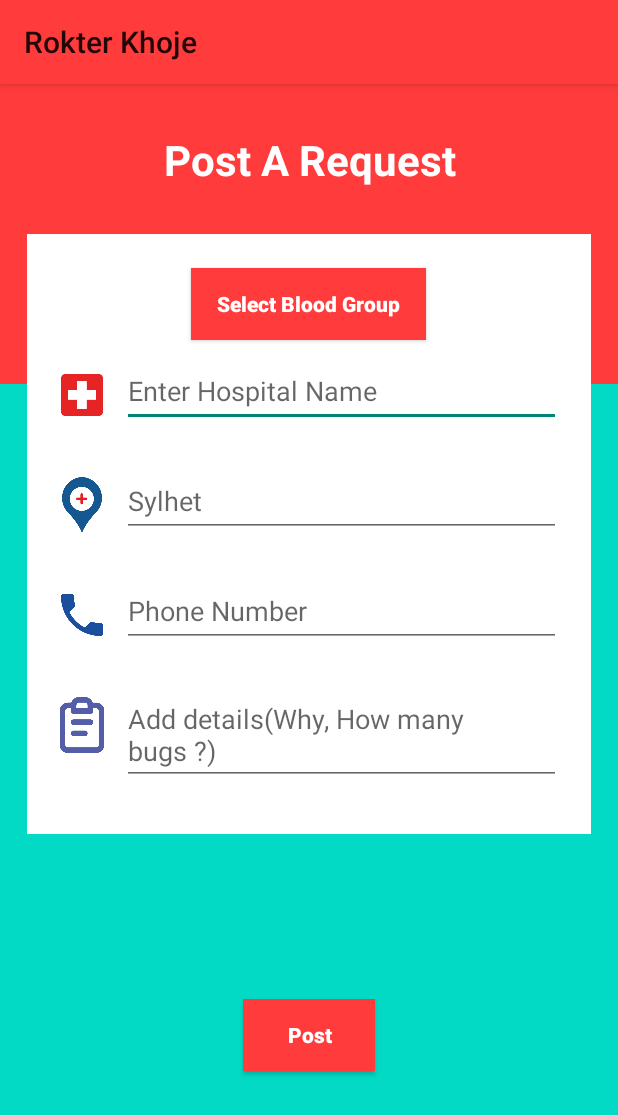
After one commit to Sb-Rahman/blood-donation-app, an Android app: the PostRequest screen opened directly, with no data from a screen before it, on a phone screen of 412 x 824 dp. The commit adds this screen. Shown: the top 1115 px of the screen. Run offline under Robolectric (Android 15) with nearby library versions, the phone set to English and light mode, and no system bars.

Commit message:
custom blood donation apps

```diff
--- /dev/null
+++ b/app/src/main/java/com/rokterkhoje/arman/PostRequest.java
@@ -0,0 +1,14 @@
+package com.rokterkhoje.arman;
+
+import androidx.appcompat.app.AppCompatActivity;
+
+import android.os.Bundle;
+
+public class PostRequest extends AppCompatActivity {
+
+    @Override
+    protected void onCreate(Bundle savedInstanceState) {
+        super.onCreate(savedInstanceState);
+        setContentView(R.layout.activity_post_request);
+    }
+}
--- /dev/null
+++ b/app/src/main/res/layout/activity_post_request.xml
@@ -0,0 +1,159 @@
+<?xml version="1.0" encoding="utf-8"?>
+<androidx.constraintlayout.widget.ConstraintLayout xmlns:android="http://schemas.android.com/apk/res/android"
+    xmlns:app="http://schemas.android.com/apk/res-auto"
+    xmlns:tools="http://schemas.android.com/tools"
+    android:layout_width="match_parent"
+    android:layout_height="match_parent"
+    android:background="@color/teal_200"
+    tools:context=".PostRequest">
+
+    <LinearLayout
+        android:id="@+id/linearLayout2"
+        android:layout_width="match_parent"
+        android:layout_height="200dp"
+        android:background="@color/theme_color"
+        android:orientation="horizontal"
+        app:layout_constraintEnd_toEndOf="parent"
+        app:layout_constraintStart_toStartOf="parent"
+        app:layout_constraintTop_toTopOf="parent">
+
+    </LinearLayout>
+
+    <TextView
+        android:layout_width="match_parent"
+        android:layout_height="wrap_content"
+        android:layout_gravity="center"
+        android:text="Post A Request"
+        android:textAlignment="center"
+        android:textColor="@color/white"
+        android:textSize="28dp"
+        android:textStyle="bold"
+        app:layout_constraintBottom_toTopOf="@+id/linearLayout3"
+        app:layout_constraintEnd_toEndOf="parent"
+        app:layout_constraintStart_toStartOf="parent"
+        app:layout_constraintTop_toTopOf="parent" />
+
+    <LinearLayout
+        android:id="@+id/linearLayout3"
+        android:layout_width="match_parent"
+        android:layout_height="400dp"
+        android:layout_margin="18dp"
+        android:background="@color/white"
+        android:gravity="center"
+        android:orientation="vertical"
+        app:layout_constraintBottom_toBottomOf="parent"
+        app:layout_constraintEnd_toEndOf="parent"
+        app:layout_constraintStart_toStartOf="parent"
+        app:layout_constraintTop_toTopOf="@+id/linearLayout2"
+        app:layout_constraintVertical_bias="0.247">
+
+        <Button
+            android:layout_width="wrap_content"
+            android:layout_height="wrap_content"
+            android:background="@color/theme_color"
+            android:paddingLeft="17dp"
+            android:paddingRight="17dp"
+            android:textAllCaps="false"
+            android:text="Select Blood Group"
+            android:textColor="@color/white"
+            android:textStyle="bold" />
+
+        <LinearLayout
+            android:layout_width="match_parent"
+            android:layout_height="wrap_content"
+            android:layout_margin="10dp"
+            android:orientation="horizontal">
+
+            <ImageView
+                android:layout_width="37dp"
+                android:layout_height="37dp"
+                android:layout_margin="8dp"
+                android:src="@drawable/blood_add" />
+
+            <EditText
+                android:layout_width="match_parent"
+                android:layout_height="wrap_content"
+                android:layout_marginRight="10dp"
+                android:hint="Enter Hospital Name"
+                android:minHeight="48dp" />
+
+        </LinearLayout>
+
+        <LinearLayout
+            android:layout_width="match_parent"
+            android:layout_height="wrap_content"
+            android:layout_margin="10dp"
+            android:orientation="horizontal">
+
+            <ImageView
+                android:layout_width="37dp"
+                android:layout_height="37dp"
+                android:layout_margin="8dp"
+                android:src="@drawable/add_location" />
+
+            <EditText
+                android:layout_width="match_parent"
+                android:layout_height="wrap_content"
+                android:layout_marginRight="10dp"
+                android:hint="Sylhet"
+                android:minHeight="48dp" />
+
+        </LinearLayout>
+
+        <LinearLayout
+            android:layout_width="match_parent"
+            android:layout_height="wrap_content"
+            android:layout_margin="10dp"
+            android:orientation="horizontal">
+
+            <ImageView
+                android:layout_width="37dp"
+                android:layout_height="37dp"
+                android:layout_margin="8dp"
+                android:src="@drawable/call" />
+
+            <EditText
+                android:layout_width="match_parent"
+                android:layout_height="wrap_content"
+                android:layout_marginRight="10dp"
+                android:hint="Phone Number"
+                android:minHeight="48dp" />
+
+        </LinearLayout><LinearLayout
+            android:layout_width="match_parent"
+            android:layout_height="wrap_content"
+            android:layout_margin="10dp"
+            android:orientation="horizontal">
+
+            <ImageView
+                android:layout_width="37dp"
+                android:layout_height="37dp"
+                android:layout_margin="8dp"
+                android:src="@drawable/passt" />
+
+        <EditText
+            android:layout_width="match_parent"
+            android:layout_height="wrap_content"
+            android:layout_marginRight="10dp"
+            android:hint="Add details(Why, How many bugs ?)"
+            android:minHeight="48dp" />
+
+        </LinearLayout>
+
+    </LinearLayout>
+
+    <Button
+        android:layout_width="wrap_content"
+        android:layout_height="wrap_content"
+        android:background="@color/theme_color"
+        android:paddingLeft="17dp"
+        android:paddingRight="17dp"
+        android:text="Post"
+        android:textColor="@color/white"
+        android:textAllCaps="false"
+        android:textStyle="bold"
+        app:layout_constraintBottom_toBottomOf="parent"
+        app:layout_constraintEnd_toEndOf="parent"
+        app:layout_constraintStart_toStartOf="parent"
+        app:layout_constraintTop_toBottomOf="@+id/linearLayout3" />
+</androidx.constraintlayout.widget.ConstraintLayout>
--- a/app/src/main/res/values-night/themes.xml
+++ b/app/src/main/res/values-night/themes.xml
@@ -1,6 +1,6 @@
 <resources xmlns:tools="http://schemas.android.com/tools">
     <!-- Base application theme. -->
-    <style name="Theme.RokterKhoje" parent="Theme.MaterialComponents.DayNight.DarkActionBar">
+    <style name="Theme.RokterKhoje" parent="Theme.AppCompat.DayNight">
         <!-- Primary brand color. -->
         <item name="colorPrimary">@color/purple_200</item>
         <item name="colorPrimaryVariant">@color/purple_700</item>
--- a/app/src/main/res/values/themes.xml
+++ b/app/src/main/res/values/themes.xml
@@ -1,6 +1,6 @@
 <resources xmlns:tools="http://schemas.android.com/tools">
     <!-- Base application theme. -->
-    <style name="Theme.RokterKhoje" parent="Theme.MaterialComponents.DayNight.DarkActionBar">
+    <style name="Theme.RokterKhoje" parent="Theme.AppCompat.DayNight">
         <!-- Primary brand color. -->
         <item name="colorPrimary">@color/theme_color</item>
         <item name="colorPrimaryVariant">@color/theme_color</item>
```
Also changed, not shown: app/src/main/AndroidManifest.xml (+21 -0 lines), app/src/main/java/com/rokterkhoje/arman/AboutApps.java (added, +14 -0 lines), app/src/main/java/com/rokterkhoje/arman/AddDonor.java (added, +14 -0 lines), app/src/main/res/layout/activity_about_apps.xml (added, +98 -0 lines), app/src/main/res/layout/activity_add_donor.xml (added, +161 -0 lines), app/src/main/res/drawable/fbicon.png (added), app/src/main/res/drawable/location_outline.png (added), app/src/main/res/drawable/location_up.png (added), app/src/main/res/drawable/playstoreicone.png (added).
